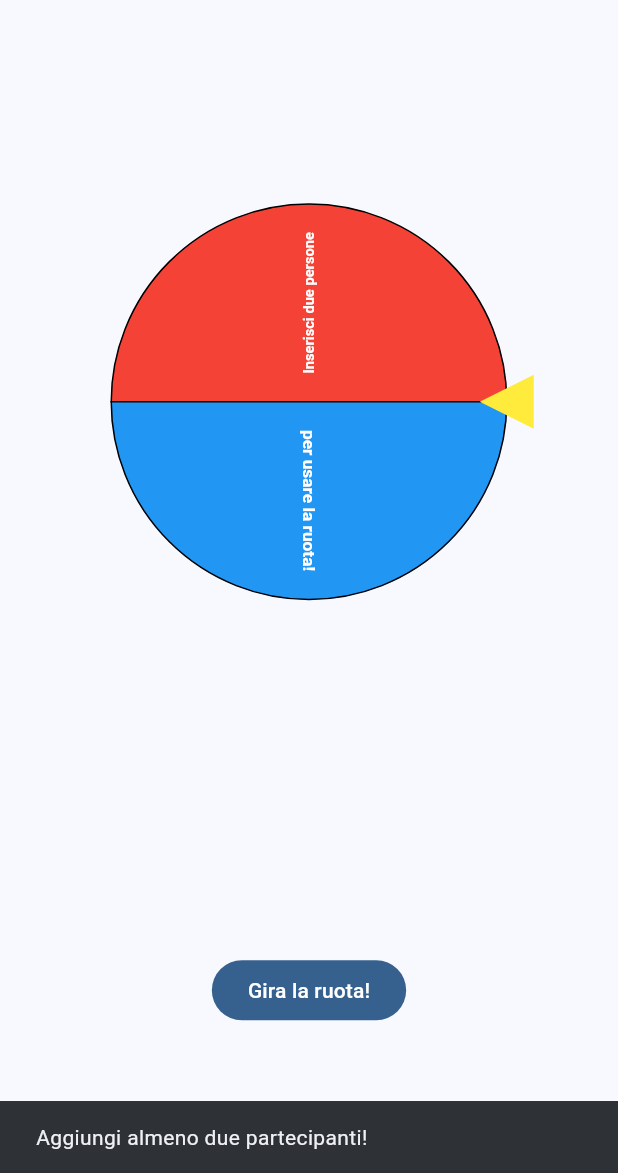
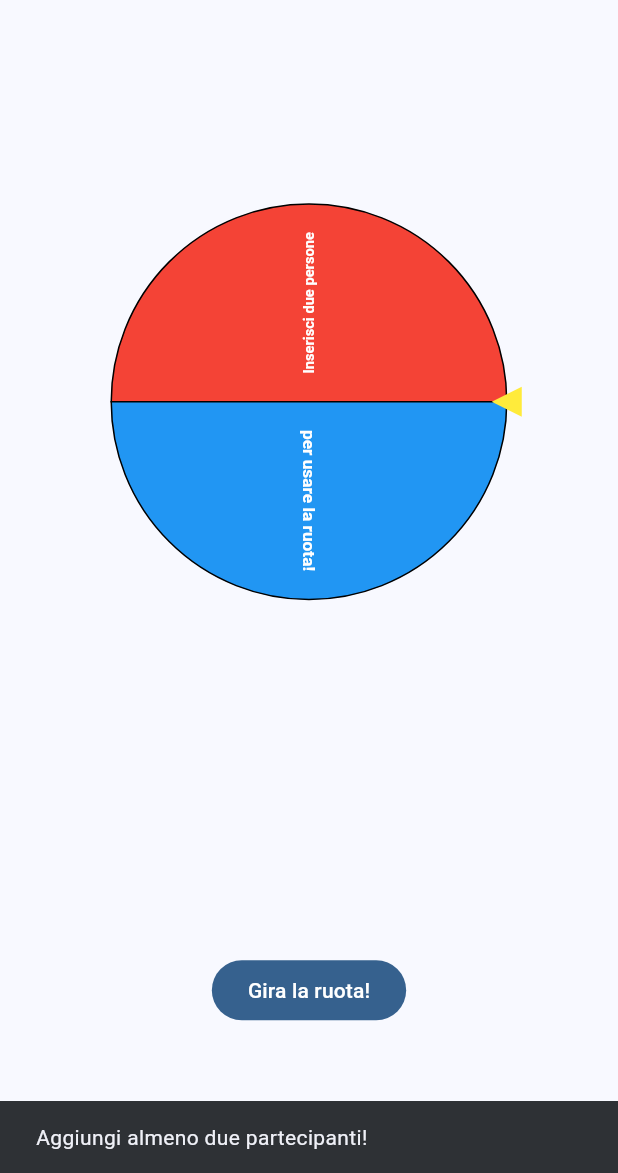
Before and after one commit to dariowskii/area_fortune_wheel, a Flutter app: the screen it shows after launch, after a tap on "Gira la ruota!", on a phone screen of 412 x 824 dp, the part 63-1236 px from its top. Run offline on Flutter 3.47's test engine with Material 3 defaults, Android fonts, the light colour scheme and no system bars; drawn by our look-alikes of flutter_fortune_wheel; our stand-ins replace confetti, flutter_riverpod, freezed_annotation, riverpod_annotation; generated files the repository leaves out were written again.

Commit message:
Layout fixes

```diff
--- a/lib/extensions.dart
+++ b/lib/extensions.dart
@@ -1,3 +1,5 @@
+import 'package:flutter/material.dart';
+
 extension DurationExtensions on num {
   Duration get microseconds => Duration(microseconds: round());
   Duration get ms => (this * 1000).microseconds;
@@ -6,3 +8,10 @@ extension DurationExtensions on num {
   Duration get hours => (this * 1000 * 1000 * 60 * 60).microseconds;
   Duration get days => (this * 1000 * 1000 * 60 * 60 * 24).microseconds;
 }
+
+extension BuildContextExtensions on BuildContext {
+  double get width => MediaQuery.sizeOf(this).width;
+  double get height => MediaQuery.sizeOf(this).height;
+
+  bool get isSmallScreen => width < 1000;
+}
--- a/lib/features/fortune_wheel_feature/presentation/add_user_input.dart
+++ b/lib/features/fortune_wheel_feature/presentation/add_user_input.dart
@@ -27,12 +27,12 @@ class _AddUserInputState extends ConsumerState<AddUserInput> {
         (state) => state.viewState,
       ),
     );
-    return Row(
-      children: [
-        Expanded(
-          flex: 5,
-          child: Padding(
-            padding: const EdgeInsets.only(right: 16),
+    final bottomPadding = MediaQuery.viewInsetsOf(context).bottom;
+    return Padding(
+      padding: EdgeInsets.only(
+        right: 16,
+        bottom: bottomPadding > 0 ? bottomPadding + 16 : 0,
+      ),
       child: TextField(
         controller: _textController,
         decoration: InputDecoration(
@@ -68,9 +68,6 @@ class _AddUserInputState extends ConsumerState<AddUserInput> {
         maxLines: 10,
         enabled: viewState != ViewState.spinning,
       ),
-          ),
-        ),
-      ],
     );
   }
 }
--- a/lib/features/fortune_wheel_feature/presentation/arena_fortune_wheel.dart
+++ b/lib/features/fortune_wheel_feature/presentation/arena_fortune_wheel.dart
@@ -100,9 +100,11 @@ class ArenaFortuneWheel extends ConsumerWidget {
           alignment: Alignment.centerRight,
           child: Transform.rotate(
             angle: math.pi / 2,
-            child: const TriangleIndicator(
+            child: TriangleIndicator(
               color: Colors.yellow,
               elevation: 4,
+              width: context.isSmallScreen ? 20 : 36,
+              height: context.isSmallScreen ? 20 : 36,
             ),
           ),
         ),
--- a/lib/features/fortune_wheel_feature/presentation/fortune_wheel_screen.dart
+++ b/lib/features/fortune_wheel_feature/presentation/fortune_wheel_screen.dart
@@ -20,8 +20,7 @@ class _FortuneWheelScreenState extends State<FortuneWheelScreen> {
 
   @override
   Widget build(BuildContext context) {
-    final size = MediaQuery.sizeOf(context);
-    final isSmallScreen = size.width < 1000;
+    final isSmallScreen = context.isSmallScreen;
     return Scaffold(
       appBar: AppBar(
         title: const Text('Arena\'s Fortune Wheel'),
@@ -106,7 +105,7 @@ class _FortuneWheelScreenState extends State<FortuneWheelScreen> {
                   AnimatedContainer(
                     duration: 600.ms,
                     curve: Curves.easeInOut,
-                    width: _drawerIsOpen ? size.width * 0.3 : 0,
+                    width: _drawerIsOpen ? context.width * 0.3 : 0,
                     child: OverflowBox(
                       child: AnimatedOpacity(
                         duration: _drawerIsOpen ? 600.ms : 400.ms,
```
Lines whose indentation alone changed are shown as unchanged.
